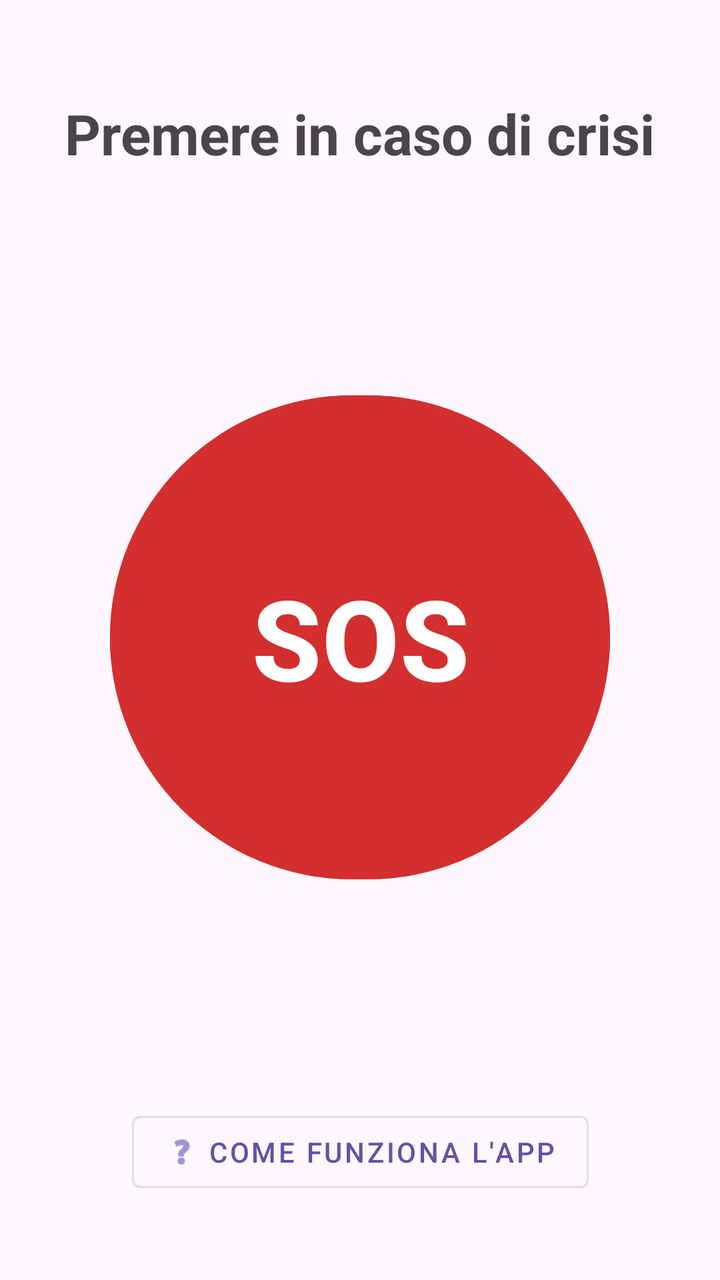
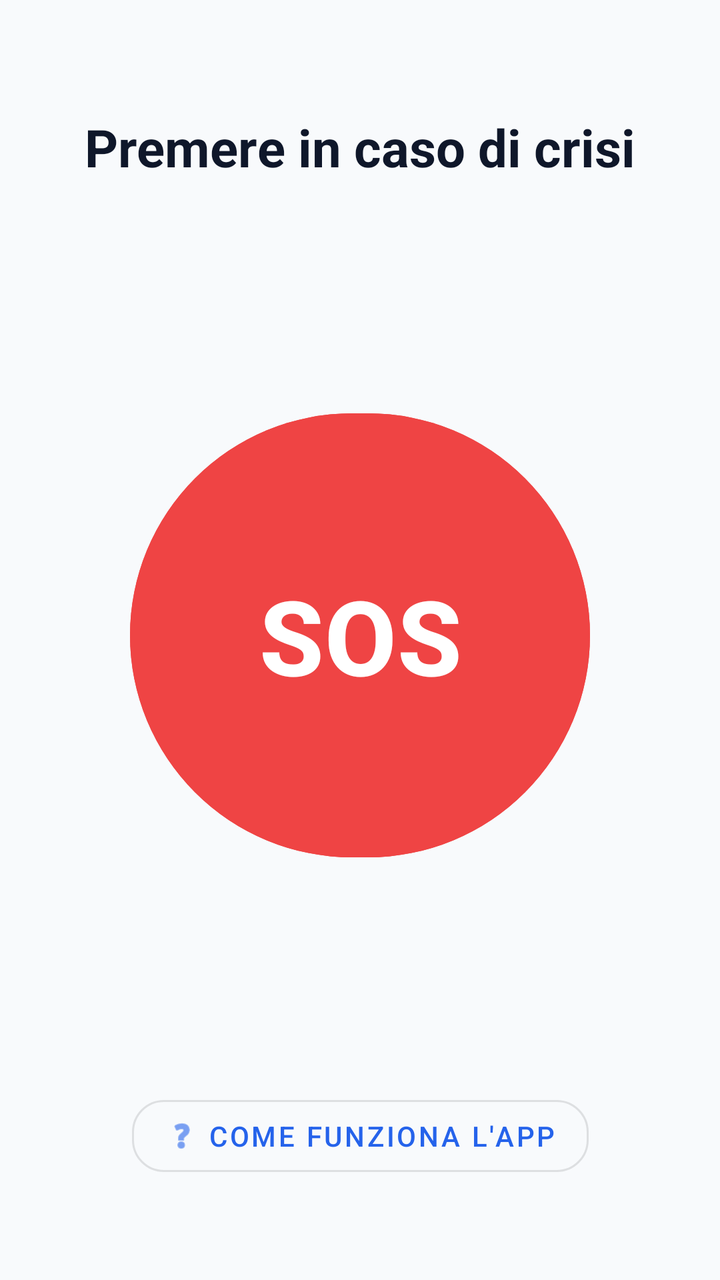

Screens rendered from an Android XML layout before and after an edit, with the pre-edit source and the edit as a unified diff.
<!-- AndroidManifest.xml: application theme Theme.SmokeShield -->
<!-- res/layout/fragment_home.xml -->
<?xml version="1.0" encoding="utf-8"?>
<layout xmlns:android="http://schemas.android.com/apk/res/android"
    xmlns:app="http://schemas.android.com/apk/res-auto"
    xmlns:tools="http://schemas.android.com/tools">

    <androidx.constraintlayout.widget.ConstraintLayout
        android:layout_width="match_parent"
        android:layout_height="match_parent"
        android:padding="16dp"
        tools:context=".HomeFragment">

        <TextView
            android:id="@+id/tv_welcome"
            android:layout_width="wrap_content"
            android:layout_height="wrap_content"
            android:layout_marginTop="32dp"
            android:text="@string/welcome_message"
            android:textSize="28sp"
            android:textStyle="bold"
            app:layout_constraintEnd_toEndOf="parent"
            app:layout_constraintStart_toStartOf="parent"
            app:layout_constraintTop_toTopOf="parent" />

        <Button
            android:id="@+id/btn_sos"
            android:layout_width="250dp"
            android:layout_height="250dp"
            android:backgroundTint="#D32F2F"
            android:text="@string/btn_sos"
            android:textColor="@android:color/white"
            android:textSize="56sp"
            android:textStyle="bold"
            app:cornerRadius="125dp"
            app:layout_constraintBottom_toTopOf="@id/btn_tutorial"
            app:layout_constraintEnd_toEndOf="parent"
            app:layout_constraintStart_toStartOf="parent"
            app:layout_constraintTop_toBottomOf="@id/tv_welcome" />

        <Button
            android:id="@+id/btn_tutorial"
            style="@style/Widget.MaterialComponents.Button.OutlinedButton"
            android:layout_width="wrap_content"
            android:layout_height="wrap_content"
            android:layout_marginBottom="24dp"
            android:text="Come funziona l'app"
            app:icon="@android:drawable/ic_menu_help"
            app:layout_constraintBottom_toBottomOf="parent"
            app:layout_constraintEnd_toEndOf="parent"
            app:layout_constraintStart_toStartOf="parent" />

    </androidx.constraintlayout.widget.ConstraintLayout>
</layout>
<!-- resources referenced by this layout -->
<resources>
  <string name="btn_sos">SOS</string>
  <string name="welcome_message">Premere in caso di crisi</string>
  <style name="Theme.SmokeShield" parent="Base.Theme.SmokeShield" />
  <style name="Base.Theme.SmokeShield" parent="Theme.Material3.DayNight.NoActionBar">
          <item name="android:windowLayoutInDisplayCutoutMode" tools:targetApi="p">shortEdges</item>
          <item name="android:statusBarColor">?android:attr/colorBackground</item>
          <item name="android:navigationBarColor">?android:attr/colorBackground</item>
      </style>
</resources>

<!-- the commit's change to res/layout/fragment_home.xml (unified diff, before → after) -->
@@ -6,7 +6,8 @@
     <androidx.constraintlayout.widget.ConstraintLayout
         android:layout_width="match_parent"
         android:layout_height="match_parent"
-        android:padding="16dp"
+        android:background="?android:attr/colorBackground"
+        android:padding="24dp"
         tools:context=".HomeFragment">
 
         <TextView
@@ -15,22 +16,24 @@
             android:layout_height="wrap_content"
             android:layout_marginTop="32dp"
             android:text="@string/welcome_message"
-            android:textSize="28sp"
+            android:textSize="26sp"
             android:textStyle="bold"
+            android:textColor="?android:attr/textColorPrimary"
             app:layout_constraintEnd_toEndOf="parent"
             app:layout_constraintStart_toStartOf="parent"
             app:layout_constraintTop_toTopOf="parent" />
 
         <Button
             android:id="@+id/btn_sos"
-            android:layout_width="250dp"
-            android:layout_height="250dp"
-            android:backgroundTint="#D32F2F"
+            android:layout_width="230dp"
+            android:layout_height="230dp"
+            android:backgroundTint="@color/colorSos"
             android:text="@string/btn_sos"
-            android:textColor="@android:color/white"
-            android:textSize="56sp"
+            android:textColor="@color/white"
+            android:textSize="52sp"
             android:textStyle="bold"
-            app:cornerRadius="125dp"
+            app:cornerRadius="115dp"
+            app:elevation="4dp"
             app:layout_constraintBottom_toTopOf="@id/btn_tutorial"
             app:layout_constraintEnd_toEndOf="parent"
             app:layout_constraintStart_toStartOf="parent"
@@ -43,6 +46,7 @@
             android:layout_height="wrap_content"
             android:layout_marginBottom="24dp"
             android:text="Come funziona l'app"
+            app:cornerRadius="16dp"
             app:icon="@android:drawable/ic_menu_help"
             app:layout_constraintBottom_toBottomOf="parent"
             app:layout_constraintEnd_toEndOf="parent"
<!-- resource entries referenced after the edit -->
@@ -1,12 +1,53 @@
 <!-- resources referenced by this layout -->
 <resources>
+  <color name="colorSos">#EF4444</color>
+  <color name="white">#FFFFFFFF</color>
   <string name="btn_sos">SOS</string>
   <string name="welcome_message">Premere in caso di crisi</string>
   <style name="Theme.SmokeShield" parent="Base.Theme.SmokeShield" />
   <style name="Base.Theme.SmokeShield" parent="Theme.Material3.DayNight.NoActionBar">
+          
+          <item name="colorPrimary">@color/primaryColor</item>
+          <item name="colorOnPrimary">@color/white</item>
+          <item name="colorSecondary">@color/secondaryColor</item>
+          <item name="colorOnSecondary">@color/white</item>
+  
+          
           <item name="android:windowLayoutInDisplayCutoutMode" tools:targetApi="p">shortEdges</item>
-          <item name="android:statusBarColor">?android:attr/colorBackground</item>
-          <item name="android:navigationBarColor">?android:attr/colorBackground</item>
+          <item name="android:statusBarColor">@color/backgroundColor</item>
+          <item name="android:navigationBarColor">@color/backgroundColor</item>
+  
+          
+          <item name="android:colorBackground">@color/backgroundColor</item>
+          <item name="colorSurface">@color/surfaceColor</item>
+          <item name="colorError">@color/colorSos</item>
+  
+          
+          <item name="android:textColorPrimary">@color/textColor</item>
+          <item name="android:textColorSecondary">@color/textColorLight</item>
+  
+          
+          <item name="shapeAppearanceSmallComponent">@style/ShapeAppearance.SmokeShield.Small</item>
+          <item name="shapeAppearanceMediumComponent">@style/ShapeAppearance.SmokeShield.Medium</item>
+          <item name="shapeAppearanceLargeComponent">@style/ShapeAppearance.SmokeShield.Large</item>
+      </style>
+  <color name="primaryColor">#2563EB</color>
+  <color name="secondaryColor">#F59E0B</color>
+  <color name="backgroundColor">#F8FAFC</color>
+  <color name="surfaceColor">#FFFFFF</color>
+  <color name="textColor">#0F172A</color>
+  <color name="textColorLight">#64748B</color>
+  <style name="ShapeAppearance.SmokeShield.Small" parent="ShapeAppearance.MaterialComponents.SmallComponent">
+          <item name="cornerFamily">rounded</item>
+          <item name="cornerSize">12dp</item>
+      </style>
+  <style name="ShapeAppearance.SmokeShield.Medium" parent="ShapeAppearance.MaterialComponents.MediumComponent">
+          <item name="cornerFamily">rounded</item>
+          <item name="cornerSize">20dp</item>
+      </style>
+  <style name="ShapeAppearance.SmokeShield.Large" parent="ShapeAppearance.MaterialComponents.LargeComponent">
+          <item name="cornerFamily">rounded</item>
+          <item name="cornerSize">28dp</item>
       </style>
 </resources>
 
